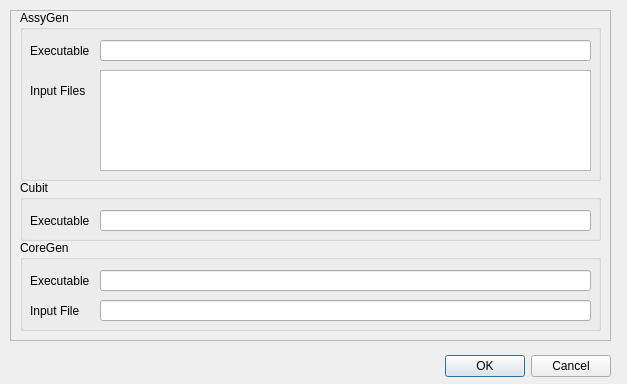
Sprunth/RGG, file Application/qExporterDialog.ui: the form before one commit.
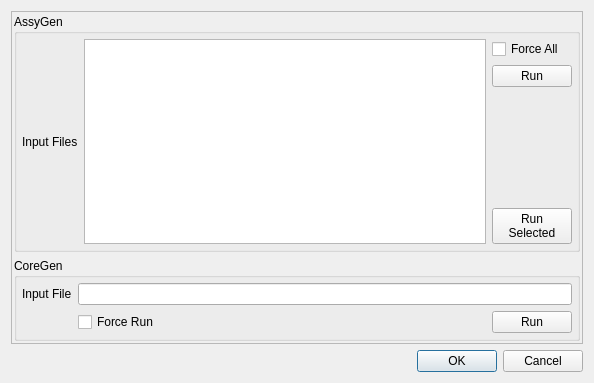
The form after the commit.

Patch:
```diff
--- a/Application/qExporterDialog.ui
+++ b/Application/qExporterDialog.ui
@@ -6,220 +6,115 @@
    <rect>
     <x>0</x>
     <y>0</y>
-    <width>627</width>
-    <height>384</height>
+    <width>594</width>
+    <height>383</height>
    </rect>
   </property>
   <property name="windowTitle">
    <string>Dialog</string>
   </property>
-  <widget class="QDialogButtonBox" name="buttonBox">
-   <property name="geometry">
-    <rect>
-     <x>270</x>
-     <y>350</y>
-     <width>341</width>
-     <height>32</height>
-    </rect>
-   </property>
-   <property name="orientation">
-    <enum>Qt::Horizontal</enum>
-   </property>
-   <property name="standardButtons">
-    <set>QDialogButtonBox::Cancel|QDialogButtonBox::Ok</set>
-   </property>
-  </widget>
+  <layout class="QVBoxLayout" name="verticalLayout">
+   <item>
   <widget class="QFrame" name="frame">
-   <property name="geometry">
-    <rect>
-     <x>10</x>
-     <y>10</y>
-     <width>601</width>
-     <height>331</height>
-    </rect>
-   </property>
    <property name="frameShape">
     <enum>QFrame::StyledPanel</enum>
    </property>
    <property name="frameShadow">
     <enum>QFrame::Raised</enum>
    </property>
+     <layout class="QVBoxLayout" name="verticalLayout_2">
+      <property name="margin">
+       <number>2</number>
+      </property>
+      <item>
    <widget class="QGroupBox" name="AssygneGroup">
-    <property name="geometry">
-     <rect>
-      <x>10</x>
-      <y>0</y>
-      <width>581</width>
-      <height>171</height>
-     </rect>
-    </property>
     <property name="title">
      <string>AssyGen</string>
     </property>
-    <widget class="QLabel" name="label">
-     <property name="geometry">
-      <rect>
-       <x>10</x>
-       <y>30</y>
-       <width>71</width>
-       <height>21</height>
-      </rect>
-     </property>
-     <property name="text">
-      <string>Executable</string>
-     </property>
-    </widget>
-    <widget class="QLineEdit" name="assygenExecutable">
+        <layout class="QGridLayout" name="gridLayout">
+         <property name="margin">
+          <number>5</number>
+         </property>
+         <item row="1" column="1">
+          <widget class="QListWidget" name="assygenFileList">
      <property name="enabled">
       <bool>true</bool>
      </property>
-     <property name="geometry">
-      <rect>
-       <x>80</x>
-       <y>30</y>
-       <width>491</width>
-       <height>21</height>
-      </rect>
-     </property>
-     <property name="readOnly">
-      <bool>true</bool>
-     </property>
-    </widget>
+           <property name="selectionMode">
+            <enum>QAbstractItemView::MultiSelection</enum>
+           </property>
+          </widget>
+         </item>
+         <item row="1" column="0">
     <widget class="QLabel" name="label_2">
-     <property name="geometry">
-      <rect>
-       <x>10</x>
-       <y>70</y>
-       <width>61</width>
-       <height>21</height>
-      </rect>
-     </property>
      <property name="text">
       <string>Input Files</string>
      </property>
     </widget>
-    <widget class="QListWidget" name="assygenFileList">
-     <property name="enabled">
-      <bool>true</bool>
-     </property>
-     <property name="geometry">
-      <rect>
-       <x>80</x>
-       <y>60</y>
-       <width>491</width>
-       <height>101</height>
-      </rect>
-     </property>
-    </widget>
-   </widget>
-   <widget class="QGroupBox" name="groupBox_2">
-    <property name="geometry">
-     <rect>
-      <x>10</x>
-      <y>170</y>
-      <width>581</width>
-      <height>61</height>
-     </rect>
-    </property>
-    <property name="title">
-     <string>Cubit</string>
-    </property>
-    <widget class="QLabel" name="label_3">
-     <property name="geometry">
-      <rect>
-       <x>10</x>
-       <y>30</y>
-       <width>71</width>
-       <height>21</height>
-      </rect>
-     </property>
+         </item>
+         <item row="1" column="3">
+          <layout class="QVBoxLayout" name="verticalLayout_3">
+           <item>
+            <widget class="QCheckBox" name="forceAssy">
+             <property name="text">
+              <string>Force All</string>
+             </property>
+            </widget>
+           </item>
+           <item>
+            <widget class="QPushButton" name="runAssy">
      <property name="text">
-      <string>Executable</string>
-     </property>
-    </widget>
-    <widget class="QLineEdit" name="cubitExecutable">
-     <property name="enabled">
-      <bool>true</bool>
-     </property>
-     <property name="geometry">
-      <rect>
-       <x>80</x>
-       <y>30</y>
-       <width>491</width>
-       <height>21</height>
-      </rect>
-     </property>
-     <property name="readOnly">
-      <bool>true</bool>
-     </property>
-    </widget>
-   </widget>
+              <string>Run</string>
+             </property>
+            </widget>
+           </item>
+           <item>
+            <spacer name="verticalSpacer">
+             <property name="orientation">
+              <enum>Qt::Vertical</enum>
+             </property>
+             <property name="sizeHint" stdset="0">
+              <size>
+               <width>20</width>
+               <height>40</height>
+              </size>
+             </property>
+            </spacer>
+           </item>
+           <item>
+            <widget class="QPushButton" name="runSelectedAssy">
+             <property name="text">
+              <string>Run
+Selected</string>
+             </property>
+            </widget>
+           </item>
+          </layout>
+         </item>
+        </layout>
+       </widget>
+      </item>
+      <item>
    <widget class="QGroupBox" name="groupBox">
-    <property name="geometry">
-     <rect>
-      <x>10</x>
-      <y>230</y>
-      <width>581</width>
-      <height>91</height>
-     </rect>
-    </property>
     <property name="title">
      <string>CoreGen</string>
     </property>
-    <widget class="QLabel" name="label_5">
-     <property name="geometry">
-      <rect>
-       <x>10</x>
-       <y>30</y>
-       <width>71</width>
-       <height>21</height>
-      </rect>
-     </property>
-     <property name="text">
-      <string>Executable</string>
-     </property>
-    </widget>
-    <widget class="QLineEdit" name="coregenExecutable">
-     <property name="enabled">
-      <bool>true</bool>
-     </property>
-     <property name="geometry">
-      <rect>
-       <x>80</x>
-       <y>30</y>
-       <width>491</width>
-       <height>21</height>
-      </rect>
-     </property>
-     <property name="readOnly">
-      <bool>true</bool>
-     </property>
-    </widget>
+        <layout class="QGridLayout" name="gridLayout_2">
+         <property name="margin">
+          <number>5</number>
+         </property>
+         <item row="0" column="0">
     <widget class="QLabel" name="label_6">
-     <property name="geometry">
-      <rect>
-       <x>10</x>
-       <y>60</y>
-       <width>71</width>
-       <height>21</height>
-      </rect>
-     </property>
      <property name="text">
       <string>Input File</string>
      </property>
     </widget>
+         </item>
+         <item row="0" column="1">
     <widget class="QLineEdit" name="coregenInputFile">
      <property name="enabled">
       <bool>true</bool>
      </property>
-     <property name="geometry">
-      <rect>
-       <x>80</x>
-       <y>60</y>
-       <width>491</width>
-       <height>21</height>
-      </rect>
-     </property>
      <property name="text">
       <string/>
      </property>
@@ -227,9 +122,66 @@
       <bool>true</bool>
      </property>
     </widget>
-   </widget>
-  </widget>
- </widget>
+         </item>
+         <item row="1" column="1">
+          <layout class="QHBoxLayout" name="horizontalLayout">
+           <item>
+            <widget class="QCheckBox" name="forceCore">
+             <property name="text">
+              <string>Force Run</string>
+             </property>
+            </widget>
+           </item>
+           <item>
+            <spacer name="horizontalSpacer">
+             <property name="orientation">
+              <enum>Qt::Horizontal</enum>
+             </property>
+             <property name="sizeHint" stdset="0">
+              <size>
+               <width>40</width>
+               <height>20</height>
+              </size>
+             </property>
+            </spacer>
+           </item>
+           <item>
+            <widget class="QPushButton" name="runCore">
+             <property name="text">
+              <string>Run</string>
+             </property>
+            </widget>
+           </item>
+          </layout>
+         </item>
+        </layout>
+       </widget>
+      </item>
+     </layout>
+    </widget>
+   </item>
+   <item>
+    <widget class="QDialogButtonBox" name="buttonBox">
+     <property name="orientation">
+      <enum>Qt::Horizontal</enum>
+     </property>
+     <property name="standardButtons">
+      <set>QDialogButtonBox::Cancel|QDialogButtonBox::Ok</set>
+     </property>
+    </widget>
+   </item>
+  </layout>
+ </widget>
+ <tabstops>
+  <tabstop>assygenFileList</tabstop>
+  <tabstop>forceAssy</tabstop>
+  <tabstop>runAssy</tabstop>
+  <tabstop>runSelectedAssy</tabstop>
+  <tabstop>coregenInputFile</tabstop>
+  <tabstop>forceCore</tabstop>
+  <tabstop>runCore</tabstop>
+  <tabstop>buttonBox</tabstop>
+ </tabstops>
  <resources/>
  <connections>
   <connection>
```
Lines whose indentation alone changed are shown as unchanged.
